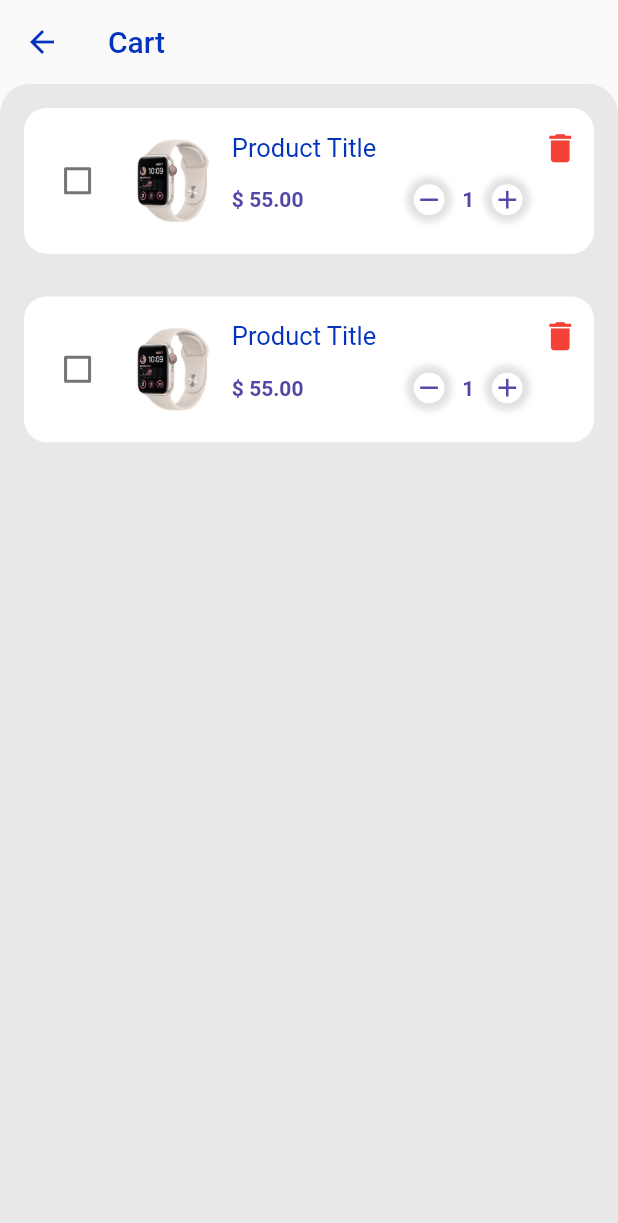
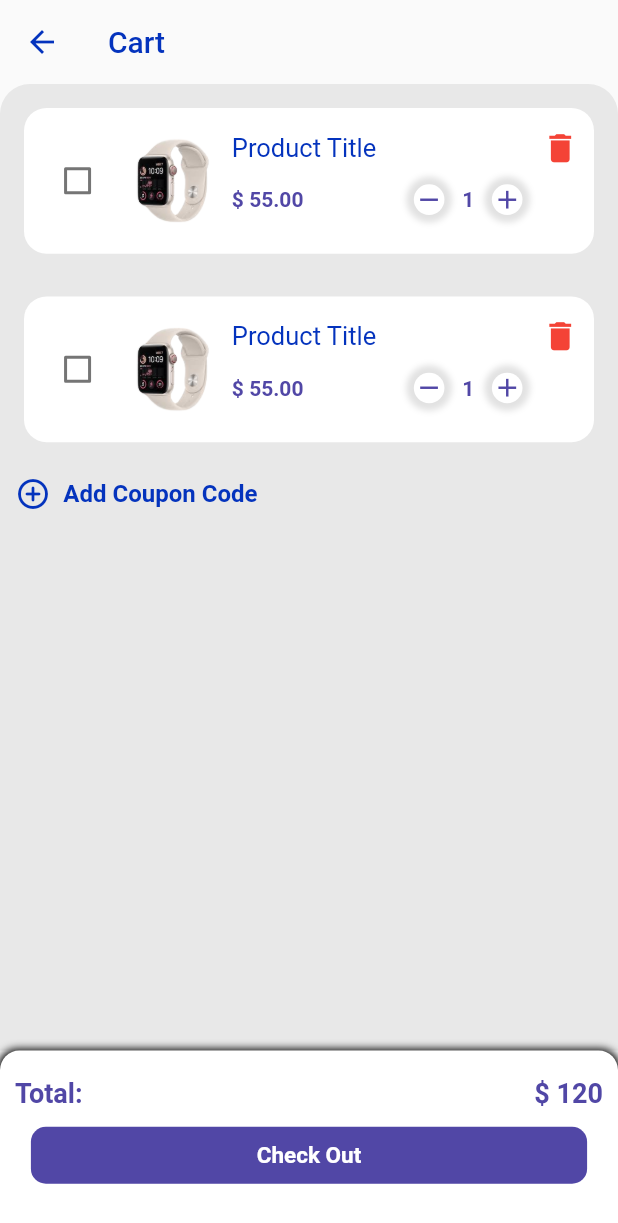
Before and after one commit to dada78778/ecom, a Flutter app: the CartPage screen opened directly, on a phone screen of 412 x 824 dp. Shown: the top 1223 px of the screen. Run offline on Flutter 3.47's test engine with Material 2 defaults, Android fonts, the phone set to English and light mode, and no system bars; our stand-ins replace carousel_slider, pinput.

Commit message:
order_to_checkOut_Done

```diff
--- a/lib/main.dart
+++ b/lib/main.dart
@@ -1,4 +1,4 @@
-import 'package:ecomapp/splash.screen.dart';
+import 'package:ecomapp/screens/splash.screen.dart';
 import 'package:flutter/material.dart';
 
 void main(){
--- a/lib/cart.page.dart
+++ b/lib/screens/cart.page.dart
@@ -1,5 +1,7 @@
 import 'package:flutter/cupertino.dart';
 import 'package:flutter/material.dart';
+
+import 'select.address.dart';
 
 class CartPage extends StatefulWidget {
   const CartPage({super.key});
@@ -14,6 +16,7 @@ class _CartPageState extends State<CartPage> {
   int increase1=1;
   bool _checkboxDone=false;
   bool _checkboxDone1=false;
+  bool _visivledata=false;
 
   @override
   Widget build(BuildContext context) {
@@ -264,10 +267,120 @@ class _CartPageState extends State<CartPage> {
                   ],
                 ),
               ),
+              SizedBox(height: height * .02,),
+              InkWell(
+                onTap: (){
+                  setState(() {
+                    _visivledata=!_visivledata;
+                  });
+                },
+                child: Row(
+                  children: [
+                    Icon(Icons.add_circle_outline_rounded,color: Color(0xff0433BD)),
+                    SizedBox(width: width * .02),
+                    Text('Add Coupon Code',style: TextStyle(
+                      color: Color(0xff0433BD),fontSize: 16.0,fontWeight: FontWeight.bold,
+                    ),),
+                  ],
+                ),
+              ),
+              SizedBox(height: height * .02,),
+              Visibility(
+                visible: _visivledata,
+                  child: Container(
+                    padding: EdgeInsets.all(6),
+                    decoration: BoxDecoration(
+                      color: Colors.white,
+                      borderRadius: BorderRadius.circular(13),
+                    ),
+                    width: width,
+                    child: Row(
+                      children: [
+                        SizedBox(width: width * .02),
+                        Expanded(
+                          flex: 3,
+                            child: TextFormField(
+                              decoration: InputDecoration(
+                                border: InputBorder.none,
+                                hintText: "Coupon Code...",
+                              ),
+                            )),
+                        Expanded(
+                          flex: 1,
+                            child: Container(
+                              alignment: Alignment.center,
+                              height: height * .04,
+                              decoration: BoxDecoration(
+                                color: Color(0xff0dc143),
+                                borderRadius: BorderRadius.circular(13),
+                              ),
+                                child: Text('Apply',textAlign: TextAlign.center,style: TextStyle(
+                                  color: Colors.white,fontWeight: FontWeight.bold,
+                                ),))),
+                      ],
+                    )
+                  )
+              )
             ],
           ),
         ),
       ),
+      bottomNavigationBar: Container(
+        padding: const EdgeInsets.all(10),
+        height: height * .15,
+        decoration: const BoxDecoration(
+            color: Colors.white,
+            borderRadius: BorderRadius.only(
+              topLeft: Radius.circular(13),
+              topRight: Radius.circular(13),
+            ),
+            boxShadow: [
+              BoxShadow(
+                color: Colors.black,
+                spreadRadius: 1,
+                blurRadius: 4,
+              )
+            ]
+        ),
+        child: Column(
+          children: [
+            SizedBox(height: height * .01),
+            Row(
+              mainAxisAlignment: MainAxisAlignment.spaceBetween,
+              crossAxisAlignment: CrossAxisAlignment.center,
+              mainAxisSize: MainAxisSize.max,
+              children: [
+                const Text("Total: ",style: TextStyle(
+                  color: Color(0xff5147a6), fontSize: 18.0,fontWeight: FontWeight.bold,
+                )),
+                const Text("\$ 120",style: TextStyle(
+                  color: Color(0xff5147a6), fontSize: 18.0,fontWeight: FontWeight.bold,
+                )),
+              ],
+            ),
+            SizedBox(height: height * .014),
+            InkWell(
+              onTap: (){
+                Navigator.of(context).push(
+                  MaterialPageRoute(builder: (c)=>CheckOutPage()),
+                );
+              },
+              child: Container(
+                padding: EdgeInsets.all(10),
+                alignment: Alignment.center,
+                width: width * .9,
+                decoration: BoxDecoration(
+                  color: Color(0xff5147a6),
+                  borderRadius: BorderRadius.circular(10),
+                ),
+                child: Text("Check Out",style: TextStyle(
+                  color: Colors.white,fontWeight: FontWeight.bold,fontSize: 15.0,
+                ),),
+              ),
+            )
+          ],
+        )
+      ),
     );
   }
 }
--- a/lib/dashboard.page.dart
+++ b/lib/screens/dashboard.page.dart
@@ -1,5 +1,5 @@
-import 'package:ecomapp/cart.page.dart';
-import 'package:ecomapp/product.info.dart';
+import 'package:ecomapp/screens/cart.page.dart';
+import 'package:ecomapp/screens/product.info.dart';
 import 'package:flutter/material.dart';
 
 class DashboardPage extends StatefulWidget {
@@ -169,9 +169,10 @@ class _DashboardPageState extends State<DashboardPage> {
                                     MaterialPageRoute(builder: (c)=>const CartPage()),
                                   );
                                 },
-                                  child: const Icon(Icons.add_circle_outline,color: Color(0xff5147a6),size: 30)),
+                                  child: const Icon(Icons.add_circle_outline,color: Color(0xff5147a6),size: 25)),
                             ],
-                          )
+                          ),
+                          SizedBox(height: height * .01),
                         ],
                       ),
                     )
--- a/lib/login.dart
+++ b/lib/screens/login.dart
@@ -1,5 +1,5 @@
-import 'package:ecomapp/dashboard.page.dart';
-import 'package:ecomapp/register.page.dart';
+import 'package:ecomapp/screens/dashboard.page.dart';
+import 'package:ecomapp/screens/register.page.dart';
 import 'package:flutter/material.dart';
 
 class Login extends StatelessWidget {
--- a/lib/register.page.dart
+++ b/lib/screens/register.page.dart
@@ -1,4 +1,4 @@
-import 'package:ecomapp/otp.page.dart';
+import 'package:ecomapp/screens/otp.page.dart';
 import 'package:flutter/material.dart';
 
 class RegisterPage extends StatefulWidget {
--- a/lib/splash.screen.dart
+++ b/lib/screens/splash.screen.dart
@@ -1,6 +1,6 @@
 import 'dart:async';
 
-import 'package:ecomapp/login.dart';
+import 'package:ecomapp/screens/login.dart';
 import 'package:flutter/material.dart';
 
 class SplashScreen extends StatefulWidget {
--- a/pubspec.yaml
+++ b/pubspec.yaml
@@ -38,6 +38,7 @@ dependencies:
   pinput: ^2.2.31
   getwidget: ^2.0.4
   badges: ^3.1.1
+  carousel_slider: ^4.2.1
 
 dev_dependencies:
   flutter_test:
```
Also changed, not shown: lib/screens/order.success.dart (added, +53 -0 lines), lib/screens/otp.page.dart (renamed from lib/otp.page.dart, +8 -1 lines), lib/screens/payment.page.dart (added, +280 -0 lines), lib/screens/select.address.dart (added, +175 -0 lines), assets/images/axixbank.png (added), assets/images/gpay.png (added), assets/images/hdfc.png (added), assets/images/kotak.png (added), assets/images/phonepay.png (added), assets/images/successorder.png (added), lib/screens/product.info.dart (renamed from lib/product.info.dart), pubspec.lock.
